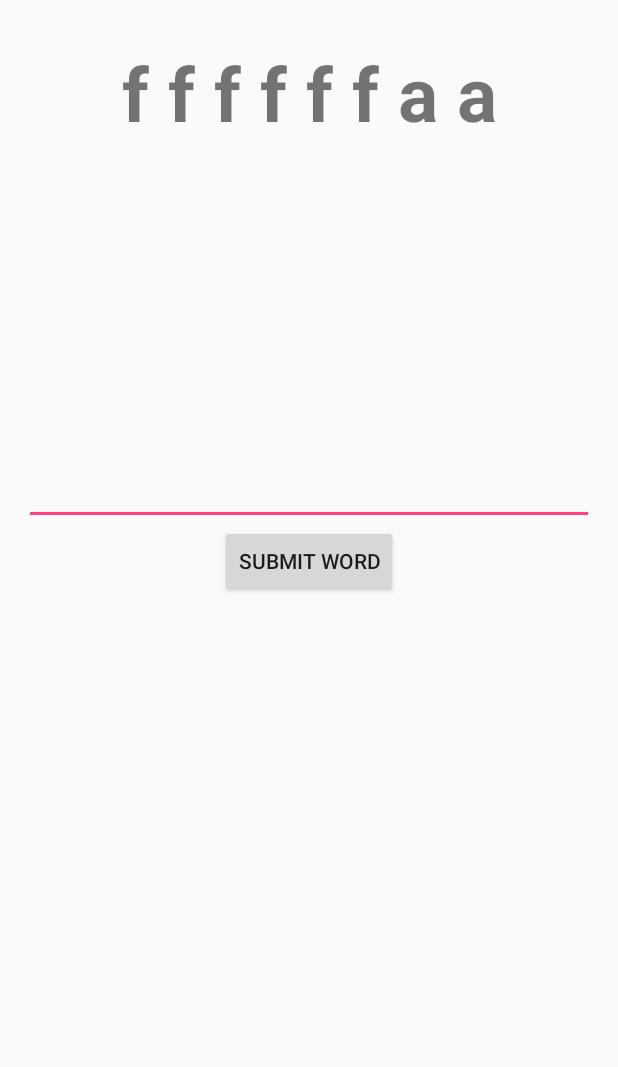
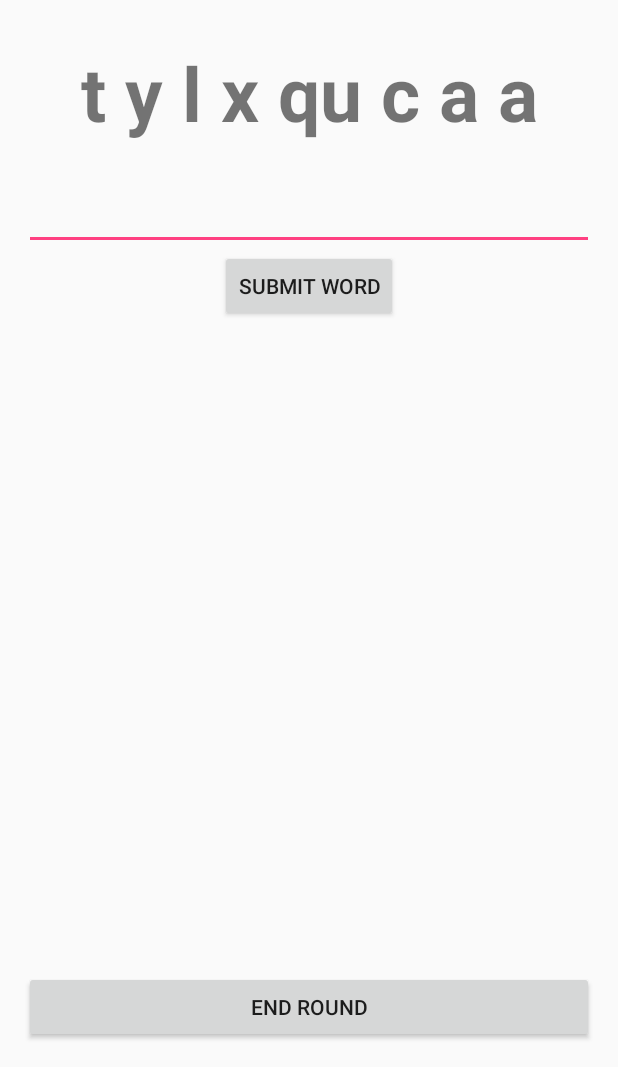
Before and after one commit to 10igeorge/android-bogglesolitaire, an Android app: the screen it shows after launch (MainActivity), after a tap on "SUBMIT WORD", on a phone screen of 412 x 824 dp, the part 169-1236 px from its top. Run offline under Robolectric (Android 15) with nearby library versions, the phone set to English and light mode, and no system bars; our stand-ins replace ButterKnife.

Commit message:
actually fix double index into new array

```diff
--- a/app/src/main/java/com/example/guest/boggle/MainActivity.java
+++ b/app/src/main/java/com/example/guest/boggle/MainActivity.java
@@ -12,6 +12,7 @@ import android.widget.TextView;
 
 import java.lang.reflect.Array;
 import java.util.ArrayList;
+import java.util.Arrays;
 import java.util.Collections;
 import java.util.List;
 import java.util.Random;
@@ -36,12 +37,14 @@ public class MainActivity extends AppCompatActivity {
         setContentView(R.layout.activity_main);
         ButterKnife.bind(this);
 
+        ArrayList<String> newConsonants = new ArrayList<>(Arrays.asList(consonants));
+        Collections.shuffle(newConsonants);
+
         for (int i = 0; i < 6; i++){
-            int rando = new Random().nextInt(consonants.length);
-            if (generatedChar != null && !generatedChar.contains(i)){
-                generatedChar.add(consonants[rando]);
-            }
-        }
+            generatedChar.add(newConsonants.get(i));
+         }
+
+
 
         for (int i = 0; i < 2; i++){
             int rando = new Random().nextInt(vowels.length);
@@ -56,6 +59,7 @@ public class MainActivity extends AppCompatActivity {
                 String answer = mEditAnswerText.getText().toString();
                 answers.add(answer);
                 Log.v("answers", answers.toString());
+                mEditAnswerText.setText("");
             }
         });
     }
--- a/app/src/main/res/layout/activity_main.xml
+++ b/app/src/main/res/layout/activity_main.xml
@@ -34,8 +34,10 @@
         android:layout_width="match_parent"
         android:layout_height="wrap_content"
         android:id="@+id/editAnswerText"
-        android:layout_centerVertical="true"
-        android:layout_centerHorizontal="true" />
+        android:layout_below="@+id/generatedCharArray"
+        android:layout_alignParentLeft="true"
+        android:layout_alignParentStart="true"
+        android:layout_marginTop="26dp" />
 
     <Button
         android:layout_width="wrap_content"
@@ -45,4 +47,13 @@
         android:layout_below="@+id/editAnswerText"
         android:layout_centerHorizontal="true" />
 
+    <Button
+        android:layout_width="match_parent"
+        android:layout_height="wrap_content"
+        android:text="End Round"
+        android:id="@+id/endRoundButton"
+        android:layout_alignParentBottom="true"
+        android:layout_alignParentRight="true"
+        android:layout_alignParentEnd="true" />
+
 </RelativeLayout>
```
